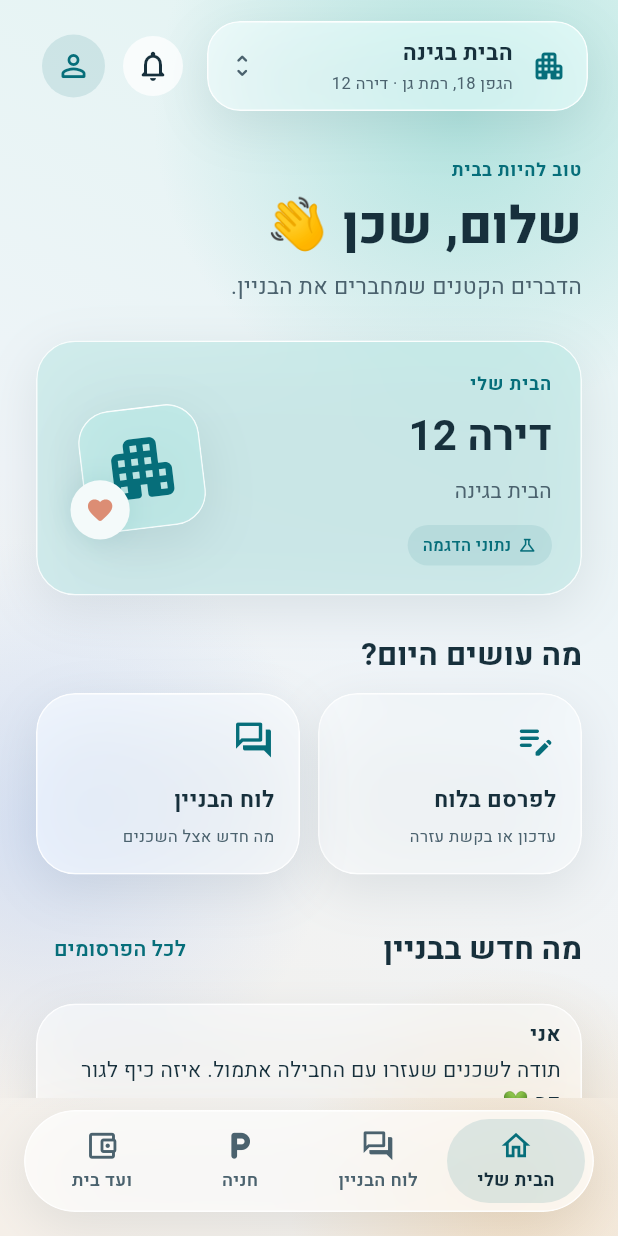
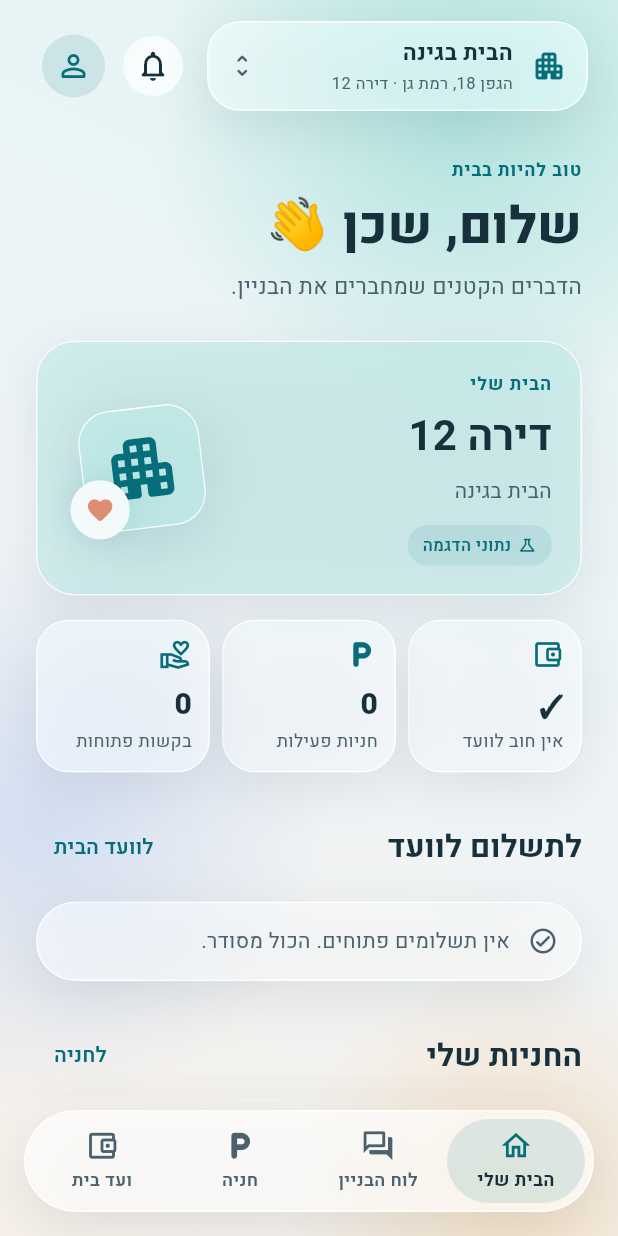
Before and after one commit to matan20102/shacheni, a Flutter app: the screen it shows after launch, after a tap on "כניסה לבניין לדוגמה", on a phone screen of 412 x 824 dp. Run offline on Flutter 3.47's test engine with Material 3 defaults, Android fonts, the phone set to English and light mode, and no system bars; our stand-ins replace image_picker, qr_flutter, scrollable_positioned_list, sentry_flutter, shared_preferences, supabase_flutter; accounts and stored records are empty.

Commit message:
"My home" personal area on the home tab
The home tab now shows the resident's own state: what they still owe the
house committee, the parking they shared or booked, and the posts they
published (requests open or resolved). Each row opens the tab where the
resident acts on it. It reuses ba_committee and ba_parking, so no server
change is needed.

Co-Authored-By: Claude Opus 5.5 <noreply@anthropic.com>
Claude-Session: https://claude.ai/code/session_01VzQeDo6HK4RqdKpq7s1khU

```diff
--- a/app/lib/features/building/building_app.dart
+++ b/app/lib/features/building/building_app.dart
@@ -13,6 +13,7 @@ import '../../app/config.dart';
 import '../../data/building/supabase_building_repository.dart';
 import 'glass_widgets.dart';
 import 'invite_qr.dart';
+import 'my_home.dart';
 import 'address_picker.dart';
 import 'board_search.dart';
 import 'board_timeline.dart';
--- a/app/lib/features/building/building_home_tab.dart
+++ b/app/lib/features/building/building_home_tab.dart
@@ -73,6 +73,21 @@ extension _HomeTab on _BuildingExperienceState {
             ],
           ),
         ),
+        if (vm.active != null)
+          MyHomeSummary(
+            key: ValueKey('my-home-${vm.active!.id}'),
+            committee: vm.repository.committee,
+            parking: vm.repository.parking,
+            buildingId: vm.active!.id,
+            posts: posts,
+            onCommittee: () => _navigate(3),
+            onParking: () => _navigate(2),
+            onPost: _conversation,
+            onCompose: () {
+              _navigate(1);
+              _compose();
+            },
+          ),
         const SectionTitle('מה עושים היום?'),
         LayoutBuilder(
           builder: (context, c) => Wrap(
--- /dev/null
+++ b/app/lib/features/building/my_home.dart
@@ -0,0 +1,519 @@
+import 'package:flutter/material.dart';
+
+import '../../data/building/building_repository.dart';
+import '../../data/building/committee_repository.dart';
+import '../../data/building/parking_repository.dart';
+import 'committee_screen.dart' show committeeDate, committeeTitle, shekels;
+import 'glass_widgets.dart';
+import 'parking_screen.dart' show parkingTime;
+
+/// The resident's personal corner of the home tab: what they still owe the
+/// committee, the parking they shared or booked, and what they published.
+/// Everything comes from the same reads the other tabs already use, so it
+/// needs nothing new on the server.
+class MyHomeSummary extends StatefulWidget {
+  const MyHomeSummary({
+    super.key,
+    required this.committee,
+    required this.parking,
+    required this.buildingId,
+    required this.posts,
+    required this.onCommittee,
+    required this.onParking,
+    required this.onPost,
+    required this.onCompose,
+  });
+  final CommitteeRepository committee;
+  final ParkingRepository parking;
+  final String buildingId;
+
+  /// The board posts loaded for the building; only the resident's own show.
+  final List<BoardPost> posts;
+  final VoidCallback onCommittee, onParking, onCompose;
+  final ValueChanged<String> onPost;
+
+  /// How many rows each section shows before "לכל ..." takes over.
+  static const rows = 3;
+
+  @override
+  State<MyHomeSummary> createState() => _MyHomeSummaryState();
+}
+
+class _MyHomeSummaryState extends State<MyHomeSummary> {
+  List<CommitteeCharge>? charges;
+  List<ParkingOffer>? parking;
+  bool committeeFailed = false, parkingFailed = false;
+  int _generation = 0;
+
+  @override
+  void initState() {
+    super.initState();
+    _load();
+  }
+
+  @override
+  void didUpdateWidget(MyHomeSummary old) {
+    super.didUpdateWidget(old);
+    if (old.buildingId != widget.buildingId) {
+      charges = parking = null;
+      _load();
+    }
+  }
+
+  Future<void> _load() async {
+    final generation = ++_generation;
+    setState(() => committeeFailed = parkingFailed = false);
+    await Future.wait([
+      () async {
+        try {
+          final s = await widget.committee.load(widget.buildingId);
+          if (!mounted || generation != _generation) return;
+          setState(
+            () =>
+                charges = s.charges.where((c) => !c.settled).toList()
+                  ..sort((a, b) => a.dueOn.compareTo(b.dueOn)),
+          );
+        } catch (_) {
+          if (mounted && generation == _generation) {
+            setState(() => committeeFailed = true);
+          }
+        }
+      }(),
+      () async {
+        try {
+          final s = await widget.parking.load(widget.buildingId);
+          if (!mounted || generation != _generation) return;
+          final now = DateTime.now();
+          setState(
+            () => parking =
+                s.offers
+                    .where((o) => o.endsAt.isAfter(now))
+                    .where((o) => o.status != 'cancelled')
+                    .where((o) => o.ownSpace || o.myBooking)
+                    .toList()
+                  ..sort((a, b) => a.startsAt.compareTo(b.startsAt)),
+          );
+        } catch (_) {
+          if (mounted && generation == _generation) {
+            setState(() => parkingFailed = true);
+          }
+        }
+      }(),
+    ]);
+  }
+
+  @override
+  Widget build(BuildContext context) {
+    final mine = widget.posts.where((p) => p.mine).toList()
+      ..sort((a, b) => b.createdAt.compareTo(a.createdAt));
+    final open = charges;
+    final owed = open
+        ?.where((c) => c.myStatus.isEmpty)
+        .fold<int>(0, (sum, c) => sum + c.amount);
+    final openRequests = mine
+        .where((p) => p.kind == PostKind.request && !p.closed)
+        .length;
+    return Column(
+      key: const Key('my-home'),
+      crossAxisAlignment: CrossAxisAlignment.stretch,
+      children: [
+        const SizedBox(height: Space.l),
+        Row(
+          children: [
+            Expanded(
+              child: _Stat(
+                key: const Key('my-home-stat-committee'),
+                icon: Icons.account_balance_wallet_outlined,
+                value: owed == null
+                    ? '…'
+                    : owed == 0
+                    ? '✓'
+                    : shekels(owed),
+                label: owed == 0 ? 'אין חוב לוועד' : 'לתשלום לוועד',
+                onTap: widget.onCommittee,
+              ),
+            ),
+            const SizedBox(width: Space.s),
+            Expanded(
+              child: _Stat(
+                key: const Key('my-home-stat-parking'),
+                icon: Icons.local_parking_rounded,
+                value: parking == null ? '…' : '${parking!.length}',
+                label: 'חניות פעילות',
+                onTap: widget.onParking,
+              ),
+            ),
+            const SizedBox(width: Space.s),
+            Expanded(
+              child: _Stat(
+                key: const Key('my-home-stat-requests'),
+                icon: Icons.volunteer_activism_outlined,
+                value: '$openRequests',
+                label: 'בקשות פתוחות',
+                onTap: mine.isEmpty
+                    ? widget.onCompose
+                    : () => widget.onPost(
+                        (mine.firstWhere(
+                          (p) => p.kind == PostKind.request && !p.closed,
+                          orElse: () => mine.first,
+                        )).id,
+                      ),
+              ),
+            ),
+          ],
+        ),
+        SectionTitle(
+          'לתשלום לוועד',
+          action: TextButton(
+            onPressed: widget.onCommittee,
+            child: const Text('לוועד הבית'),
+          ),
+        ),
+        if (committeeFailed)
+          _Retry('לא הצלחנו לטעון את התשלומים.', _load)
+        else if (open == null)
+          const _Placeholder()
+        else if (open.isEmpty)
+          const _Quiet(
+            Icons.check_circle_outline_rounded,
+            'אין תשלומים פתוחים. הכול מסודר.',
+          )
+        else
+          _Card(
+            children: [
+              for (final c in open.take(MyHomeSummary.rows))
+                _chargeRow(context, c),
+              if (open.length > MyHomeSummary.rows)
+                _more('ועוד ${open.length - MyHomeSummary.rows}'),
+            ],
+          ),
+        SectionTitle(
+          'החניות שלי',
+          action: TextButton(
+            onPressed: widget.onParking,
+            child: const Text('לחניה'),
+          ),
+        ),
+        if (parkingFailed)
+          _Retry('לא הצלחנו לטעון את החניות.', _load)
+        else if (parking == null)
+          const _Placeholder()
+        else if (parking!.isEmpty)
+          const _Quiet(
+            Icons.local_parking_rounded,
+            'אין כרגע חניה ששיתפת או הזמנת.',
+          )
+        else
+          _Card(
+            children: [
+              for (final o in parking!.take(MyHomeSummary.rows))
+                _parkingRow(context, o),
+              if (parking!.length > MyHomeSummary.rows)
+                _more('ועוד ${parking!.length - MyHomeSummary.rows}'),
+            ],
+          ),
+        SectionTitle(
+          'הפרסומים שלי',
+          action: TextButton(
+            onPressed: widget.onCompose,
+            child: const Text('פרסום חדש'),
+          ),
+        ),
+        if (mine.isEmpty)
+          const _Quiet(
+            Icons.edit_note_rounded,
+            'עוד לא פרסמת בלוח. בקשה או עדכון יופיעו כאן.',
+          )
+        else
+          _Card(
+            children: [
+              for (final p in mine.take(MyHomeSummary.rows))
+                _postRow(context, p),
+              if (mine.length > MyHomeSummary.rows)
+                _more('ועוד ${mine.length - MyHomeSummary.rows}'),
+            ],
+          ),
+      ],
+    );
+  }
+
+  Widget _chargeRow(BuildContext context, CommitteeCharge c) {
+    final t = context.glass;
+    final late =
+        c.myStatus.isEmpty &&
+        c.dueOn.isBefore(DateUtils.dateOnly(DateTime.now()));
+    return _Row(
+      key: ValueKey('my-home-charge-${c.id}'),
+      icon: Icons.receipt_long_outlined,
+      title: committeeTitle(c),
+      subtitle: c.myStatus == 'reported'
+          ? 'סימנת ששילמת · ממתין לאישור הוועד'
+          : late
+          ? 'עבר המועד · ${committeeDate(c.dueOn)}'
+          : 'עד ${committeeDate(c.dueOn)}',
+      subtitleColor: late ? t.error : null,
+      trailing: shekels(c.amount),
+      onTap: widget.onCommittee,
+    );
+  }
+
+  Widget _parkingRow(BuildContext context, ParkingOffer o) {
+    final space = [
+      o.space.label,
+      if (o.space.level.isNotEmpty) o.space.level,
+    ].join(' · ');
+    final String state;
+    if (o.ownSpace) {
+      state = o.status == 'booked'
+          ? 'שיתפת · הוזמנה${o.bookerName.isEmpty ? '' : ' על ידי ${o.bookerName}'}'
+          : 'שיתפת · עדיין פנויה';
+    } else {
+      state = 'הזמנת · של דירה ${o.apartment}';
+    }
+    final now = DateTime.now();
+    return _Row(
+      key: ValueKey('my-home-parking-${o.id}'),
+      icon: o.ownSpace
+          ? Icons.favorite_border_rounded
+          : Icons.directions_car_outlined,
+      title: o.space.label.startsWith('חניה') ? space : 'חניה $space',
+      subtitle:
+          '$state\n${parkingTime(o.startsAt)} עד ${parkingTime(o.endsAt)}',
+      trailing: o.startsAt.isBefore(now) ? 'עכשיו' : null,
+      onTap: widget.onParking,
+    );
+  }
+
+  Widget _postRow(BuildContext context, BoardPost p) {
+    final replies = p.replies.length;
+    final kind = p.kind == PostKind.request
+        ? (p.closed ? 'בקשה · טופלה' : 'בקשה · פתוחה')
+        : 'עדכון';
+    return _Row(
+      key: ValueKey('my-home-post-${p.id}'),
+      icon: p.kind == PostKind.request
+          ? (p.closed
+                ? Icons.task_alt_rounded
+                : Icons.volunteer_activism_outlined)
+          : Icons.campaign_outlined,
+      title: p.text.replaceAll('\n', ' '),
+      subtitle:
+          '$kind · ${replies == 0
+              ? 'אין תגובות עדיין'
+              : replies == 1
+              ? 'תגובה אחת'
+              : '$replies תגובות'}',
+      onTap: () => widget.onPost(p.id),
+    );
+  }
+
+  Widget _more(String text) => Padding(
+    padding: const EdgeInsets.only(top: Space.s),
+    child: Text(
+      text,
+      textAlign: TextAlign.center,
+      style: TextStyle(fontSize: 12, color: context.glass.muted),
+    ),
+  );
+}
+
+class _Stat extends StatelessWidget {
+  const _Stat({
+    super.key,
+    required this.icon,
+    required this.value,
+    required this.label,
+    required this.onTap,
+  });
+  final IconData icon;
+  final String value, label;
+  final VoidCallback onTap;
+  @override
+  Widget build(BuildContext context) => Semantics(
+    button: true,
+    label: '$label: $value',
+    excludeSemantics: true,
+    child: Pressable(
+      child: InkWell(
+        onTap: onTap,
+        borderRadius: BorderRadius.circular(Corners.card),
+        child: GlassPanel(
+          radius: Corners.card,
+          padding: const EdgeInsets.symmetric(
+            horizontal: Space.m,
+            vertical: Space.m,
+          ),
+          child: Column(
+            crossAxisAlignment: CrossAxisAlignment.start,
+            children: [
+              Icon(icon, color: context.glass.accent, size: 22),
+              const SizedBox(height: Space.s),
+              FittedBox(
+                fit: BoxFit.scaleDown,
+                alignment: AlignmentDirectional.centerStart,
+                child: Text(
+                  value,
+                  style: const TextStyle(
+                    fontSize: 20,
+                    fontWeight: FontWeight.w800,
+                  ),
+                ),
+              ),
+              Text(
+                label,
+                maxLines: 1,
+                overflow: TextOverflow.ellipsis,
+                style: TextStyle(fontSize: 12, color: context.glass.muted),
+              ),
+            ],
+          ),
+        ),
+      ),
+    ),
+  );
+}
+
+class _Card extends StatelessWidget {
+  const _Card({required this.children});
+  final List<Widget> children;
+  @override
+  Widget build(BuildContext context) => GlassPanel(
+    padding: const EdgeInsets.symmetric(horizontal: Space.s, vertical: Space.s),
+    child: Column(
+      crossAxisAlignment: CrossAxisAlignment.stretch,
+      children: children,
+    ),
+  );
+}
+
+class _Row extends StatelessWidget {
+  const _Row({
+    super.key,
+    required this.icon,
+    required this.title,
+    required this.subtitle,
+    required this.onTap,
+    this.trailing,
+    this.subtitleColor,
+  });
+  final IconData icon;
+  final String title, subtitle;
+  final String? trailing;
+  final Color? subtitleColor;
+  final VoidCallback onTap;
+  @override
+  Widget build(BuildContext context) {
+    final t = context.glass;
+    return InkWell(
+      onTap: onTap,
+      borderRadius: BorderRadius.circular(Corners.control),
+      child: ConstrainedBox(
+        constraints: const BoxConstraints(minHeight: 48),
+        child: Padding(
+          padding: const EdgeInsets.symmetric(
+            horizontal: Space.s,
+            vertical: Space.s,
+          ),
+          child: Row(
+            children: [
+              Container(
+                padding: const EdgeInsets.all(Space.s),
+                decoration: BoxDecoration(
+                  color: t.accent.withValues(alpha: .09),
+                  borderRadius: BorderRadius.circular(Corners.chip),
+                ),
+                child: Icon(icon, color: t.accent, size: 20),
+              ),
+              const SizedBox(width: Space.m),
+              Expanded(
+                child: Column(
+                  crossAxisAlignment: CrossAxisAlignment.start,
+                  children: [
+                    Text(
+                      title,
+                      maxLines: 1,
+                      overflow: TextOverflow.ellipsis,
+                      style: const TextStyle(
+                        fontSize: 15,
+                        fontWeight: FontWeight.w700,
+                      ),
+                    ),
+                    const SizedBox(height: 2),
+                    Text(
+                      subtitle,
+                      style: TextStyle(
+                        fontSize: 12,
+                        height: 1.5,
+                        color: subtitleColor ?? t.muted,
+                      ),
+                    ),
+                  ],
+                ),
+              ),
+              if (trailing != null) ...[
+                const SizedBox(width: Space.s),
+                Text(
+                  trailing!,
+                  style: const TextStyle(
+                    fontSize: 15,
+                    fontWeight: FontWeight.w800,
+                  ),
+                ),
+              ],
+              Icon(Icons.chevron_left_rounded, color: t.muted, size: 20),
+            ],
+          ),
+        ),
+      ),
+    );
+  }
+}
+
+class _Quiet extends StatelessWidget {
+  const _Quiet(this.icon, this.text);
+  final IconData icon;
+  final String text;
+  @override
+  Widget build(BuildContext context) => GlassPanel(
+    padding: const EdgeInsets.all(Space.l),
+    child: Row(
+      children: [
+        Icon(icon, color: context.glass.muted, size: 20),
+        const SizedBox(width: Space.m),
+        Expanded(
+          child: Text(text, style: TextStyle(color: context.glass.muted)),
+        ),
+      ],
+    ),
+  );
+}
+
+class _Placeholder extends StatelessWidget {
+  const _Placeholder();
+  @override
+  Widget build(BuildContext context) => const GlassPanel(
+    padding: EdgeInsets.all(Space.l),
+    child: SizedBox(
+      height: 20,
+      child: Center(child: LinearProgressIndicator(minHeight: 2)),
+    ),
+  );
+}
+
+class _Retry extends StatelessWidget {
+  const _Retry(this.text, this.onRetry);
+  final String text;
+  final Future<void> Function() onRetry;
+  @override
+  Widget build(BuildContext context) => GlassPanel(
+    padding: const EdgeInsets.all(Space.l),
+    child: Row(
+      children: [
+        Icon(Icons.cloud_off_rounded, color: context.glass.error, size: 20),
+        const SizedBox(width: Space.m),
+        Expanded(child: Text(text)),
+        TextButton(onPressed: onRetry, child: const Text('ניסיון נוסף')),
+      ],
+    ),
+  );
+}
```
Also changed, not shown: 3 other files.
